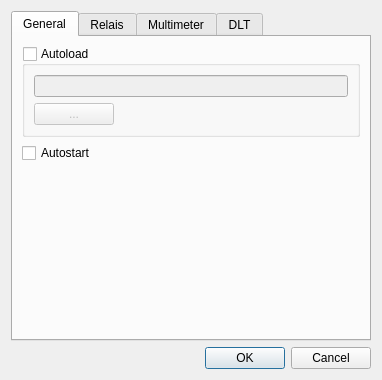
Qt form settingsdialog.ui (alexmucde/DLTPower) before a commit.
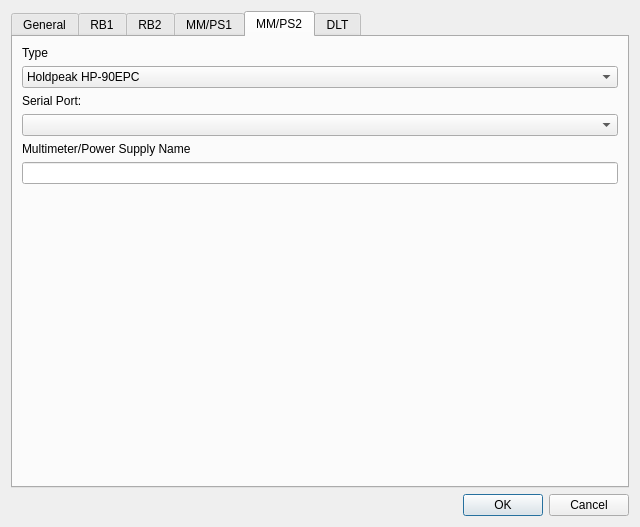
The same form after that commit. The open tabs and pages were chosen to show the change.

Commit message: Support 2 Relais Board and 2 MM/PS

Diff of the .ui file:
```diff
--- a/settingsdialog.ui
+++ b/settingsdialog.ui
@@ -6,8 +6,8 @@
    <rect>
     <x>0</x>
     <y>0</y>
-    <width>382</width>
-    <height>373</height>
+    <width>640</width>
+    <height>527</height>
    </rect>
   </property>
   <property name="font">
@@ -88,7 +88,7 @@
      </widget>
      <widget class="QWidget" name="TabRelais">
       <attribute name="title">
-       <string>Relais</string>
+       <string>RB1</string>
       </attribute>
       <layout class="QVBoxLayout" name="verticalLayout_3">
        <item>
@@ -132,6 +132,26 @@
         <widget class="QLineEdit" name="lineEditRelaisName3"/>
        </item>
        <item>
+        <spacer name="verticalSpacer_2">
+         <property name="orientation">
+          <enum>Qt::Vertical</enum>
+         </property>
+         <property name="sizeHint" stdset="0">
+          <size>
+           <width>20</width>
+           <height>40</height>
+          </size>
+         </property>
+        </spacer>
+       </item>
+      </layout>
+     </widget>
+     <widget class="QWidget" name="tab_2">
+      <attribute name="title">
+       <string>RB2</string>
+      </attribute>
+      <layout class="QVBoxLayout" name="verticalLayout_7">
+       <item>
         <widget class="QLabel" name="label_8">
          <property name="text">
           <string>Relais Name 4:</string>
@@ -168,7 +188,7 @@
      </widget>
      <widget class="QWidget" name="tab">
       <attribute name="title">
-       <string>Multimeter</string>
+       <string>MM/PS1</string>
       </attribute>
       <layout class="QVBoxLayout" name="verticalLayout_6">
        <item>
@@ -227,6 +247,67 @@
        </item>
       </layout>
      </widget>
+     <widget class="QWidget" name="tab_3">
+      <attribute name="title">
+       <string>MM/PS2</string>
+      </attribute>
+      <layout class="QVBoxLayout" name="verticalLayout_8">
+       <item>
+        <widget class="QLabel" name="label_15">
+         <property name="text">
+          <string>Type</string>
+         </property>
+        </widget>
+       </item>
+       <item>
+        <widget class="QComboBox" name="comboBoxType2">
+         <item>
+          <property name="text">
+           <string>Holdpeak HP-90EPC</string>
+          </property>
+         </item>
+         <item>
+          <property name="text">
+           <string>Manson HCS-3302</string>
+          </property>
+         </item>
+        </widget>
+       </item>
+       <item>
+        <widget class="QLabel" name="label_16">
+         <property name="text">
+          <string>Serial Port:</string>
+         </property>
+        </widget>
+       </item>
+       <item>
+        <widget class="QComboBox" name="comboBoxSerialPortMultimeter2"/>
+       </item>
+       <item>
+        <widget class="QLabel" name="label_17">
+         <property name="text">
+          <string>Multimeter/Power Supply Name</string>
+         </property>
+        </widget>
+       </item>
+       <item>
+        <widget class="QLineEdit" name="lineEditPower2Name"/>
+       </item>
+       <item>
+        <spacer name="verticalSpacer_6">
+         <property name="orientation">
+          <enum>Qt::Vertical</enum>
+         </property>
+         <property name="sizeHint" stdset="0">
+          <size>
+           <width>20</width>
+           <height>40</height>
+          </size>
+         </property>
+        </spacer>
+       </item>
+      </layout>
+     </widget>
      <widget class="QWidget" name="tabDLT">
       <attribute name="title">
        <string>DLT</string>
```
Left out of the diff: 38 changed lines with no effect on the pictures. The commit also changes 9 other files.
